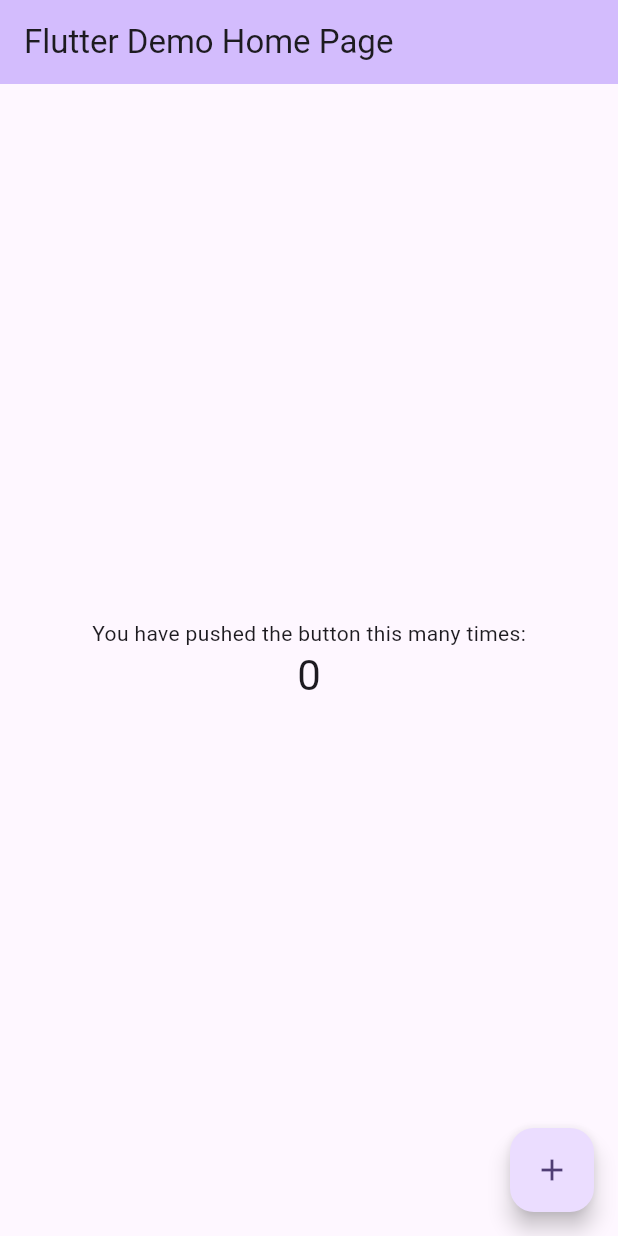
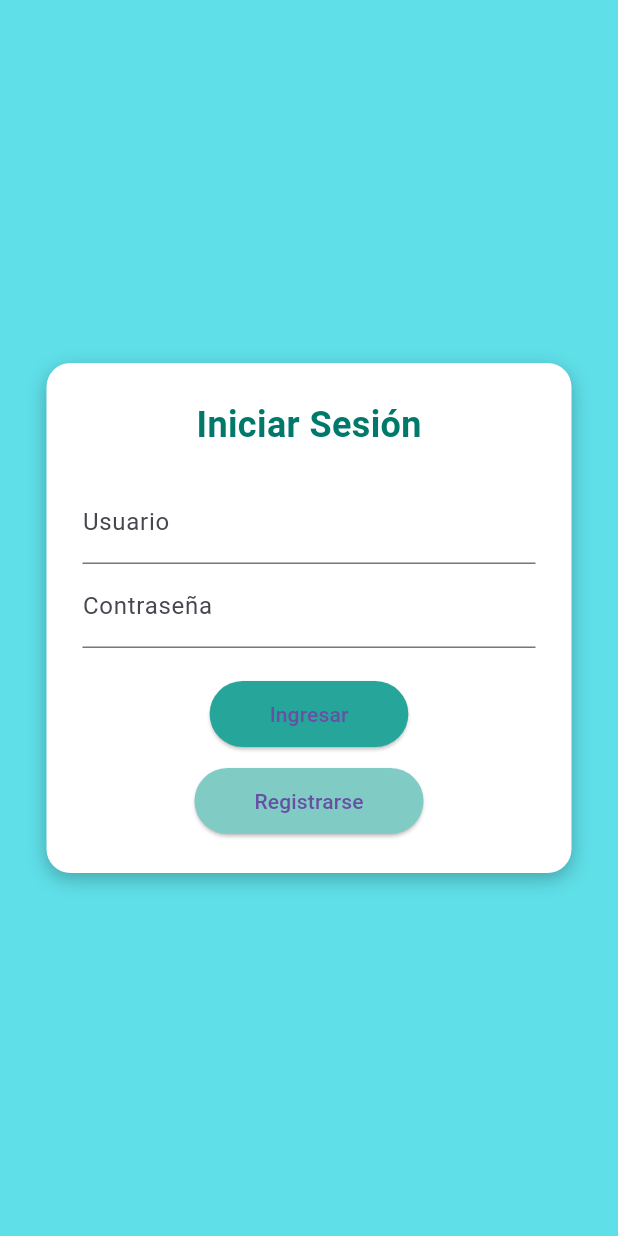
Before and after one commit to LucasNahuelJuarezIrigoyen1203/FLUTTERYECTO, a Flutter app: the screen it shows after launch, on a phone screen of 412 x 824 dp. Run offline on Flutter 3.47's test engine with Material 3 defaults, Android fonts, the phone set to English and light mode, and no system bars.

Commit message:
Se creo login y pantalla de registro falta

```diff
--- a/proyectoflutter_front/lib/main.dart
+++ b/proyectoflutter_front/lib/main.dart
@@ -1,122 +1,20 @@
 import 'package:flutter/material.dart';
+import 'screens/login_screen.dart';
 
 void main() {
-  runApp(const MyApp());
+  runApp(const LoginApp());
 }
 
-class MyApp extends StatelessWidget {
-  const MyApp({super.key});
+class LoginApp extends StatelessWidget {
+  const LoginApp({super.key});
 
-  // This widget is the root of your application.
   @override
   Widget build(BuildContext context) {
-    return MaterialApp(
-      title: 'Flutter Demo',
-      theme: ThemeData(
-        // This is the theme of your application.
-        //
-        // TRY THIS: Try running your application with "flutter run". You'll see
-        // the application has a purple toolbar. Then, without quitting the app,
-        // try changing the seedColor in the colorScheme below to Colors.green
-        // and then invoke "hot reload" (save your changes or press the "hot
-        // reload" button in a Flutter-supported IDE, or press "r" if you used
-        // the command line to start the app).
-        //
-        // Notice that the counter didn't reset back to zero; the application
-        // state is not lost during the reload. To reset the state, use hot
-        // restart instead.
-        //
-        // This works for code too, not just values: Most code changes can be
-        // tested with just a hot reload.
-        colorScheme: ColorScheme.fromSeed(seedColor: Colors.deepPurple),
-      ),
-      home: const MyHomePage(title: 'Flutter Demo Home Page'),
+    return const MaterialApp(
+      title: 'Mi App Flutter',
+      home:
+          LoginScreen(), // ← Asegurate que LoginScreen tenga constructor const
+      debugShowCheckedModeBanner: false,
     );
   }
 }
-
-class MyHomePage extends StatefulWidget {
-  const MyHomePage({super.key, required this.title});
-
-  // This widget is the home page of your application. It is stateful, meaning
-  // that it has a State object (defined below) that contains fields that affect
-  // how it looks.
-
-  // This class is the configuration for the state. It holds the values (in this
-  // case the title) provided by the parent (in this case the App widget) and
-  // used by the build method of the State. Fields in a Widget subclass are
-  // always marked "final".
-
-  final String title;
-
-  @override
-  State<MyHomePage> createState() => _MyHomePageState();
-}
-
-class _MyHomePageState extends State<MyHomePage> {
-  int _counter = 0;
-
-  void _incrementCounter() {
-    setState(() {
-      // This call to setState tells the Flutter framework that something has
-      // changed in this State, which causes it to rerun the build method below
-      // so that the display can reflect the updated values. If we changed
-      // _counter without calling setState(), then the build method would not be
-      // called again, and so nothing would appear to happen.
-      _counter++;
-    });
-  }
-
-  @override
-  Widget build(BuildContext context) {
-    // This method is rerun every time setState is called, for instance as done
-    // by the _incrementCounter method above.
-    //
-    // The Flutter framework has been optimized to make rerunning build methods
-    // fast, so that you can just rebuild anything that needs updating rather
-    // than having to individually change instances of widgets.
-    return Scaffold(
-      appBar: AppBar(
-        // TRY THIS: Try changing the color here to a specific color (to
-        // Colors.amber, perhaps?) and trigger a hot reload to see the AppBar
-        // change color while the other colors stay the same.
-        backgroundColor: Theme.of(context).colorScheme.inversePrimary,
-        // Here we take the value from the MyHomePage object that was created by
-        // the App.build method, and use it to set our appbar title.
-        title: Text(widget.title),
-      ),
-      body: Center(
-        // Center is a layout widget. It takes a single child and positions it
-        // in the middle of the parent.
-        child: Column(
-          // Column is also a layout widget. It takes a list of children and
-          // arranges them vertically. By default, it sizes itself to fit its
-          // children horizontally, and tries to be as tall as its parent.
-          //
-          // Column has various properties to control how it sizes itself and
-          // how it positions its children. Here we use mainAxisAlignment to
-          // center the children vertically; the main axis here is the vertical
-          // axis because Columns are vertical (the cross axis would be
-          // horizontal).
-          //
-          // TRY THIS: Invoke "debug painting" (choose the "Toggle Debug Paint"
-          // action in the IDE, or press "p" in the console), to see the
-          // wireframe for each widget.
-          mainAxisAlignment: MainAxisAlignment.center,
-          children: <Widget>[
-            const Text('You have pushed the button this many times:'),
-            Text(
-              '$_counter',
-              style: Theme.of(context).textTheme.headlineMedium,
-            ),
-          ],
-        ),
-      ),
-      floatingActionButton: FloatingActionButton(
-        onPressed: _incrementCounter,
-        tooltip: 'Increment',
-        child: const Icon(Icons.add),
-      ), // This trailing comma makes auto-formatting nicer for build methods.
-    );
-  }
-}
--- /dev/null
+++ b/proyectoflutter_front/lib/screens/login_screen.dart
@@ -0,0 +1,107 @@
+import 'package:flutter/material.dart';
+import 'registro_screen.dart';
+
+class LoginScreen extends StatefulWidget {
+  const LoginScreen({super.key}); // ← Constructor con Key
+
+  @override
+  State<LoginScreen> createState() => _LoginScreenState();
+}
+
+class _LoginScreenState extends State<LoginScreen> {
+  final _userController = TextEditingController();
+  final _passController = TextEditingController();
+
+  void _login() {
+    final user = _userController.text;
+    final pass = _passController.text;
+
+    if (user == 'admin' && pass == '1234') {
+      ScaffoldMessenger.of(
+        context,
+      ).showSnackBar(const SnackBar(content: Text('Login exitoso 🎉')));
+    } else {
+      ScaffoldMessenger.of(context).showSnackBar(
+        const SnackBar(content: Text('Usuario o contraseña incorrectos ❌')),
+      );
+    }
+  }
+
+  @override
+  Widget build(BuildContext context) {
+    return Scaffold(
+      backgroundColor: const Color(0xFF5FDFE8),
+      body: Center(
+        child: Container(
+          padding: const EdgeInsets.all(24),
+          width: 350,
+          decoration: BoxDecoration(
+            color: Colors.white,
+            borderRadius: BorderRadius.circular(16),
+            boxShadow: [
+              const BoxShadow(
+                color: Colors.black26,
+                blurRadius: 10,
+                offset: Offset(0, 4),
+              ),
+            ],
+          ),
+          child: Column(
+            mainAxisSize: MainAxisSize.min,
+            children: [
+              Text(
+                'Iniciar Sesión',
+                style: TextStyle(
+                  fontSize: 24,
+                  fontWeight: FontWeight.bold,
+                  color: Colors.teal[700],
+                ),
+              ),
+              const SizedBox(height: 20),
+              TextField(
+                controller: _userController,
+                decoration: const InputDecoration(labelText: 'Usuario'),
+              ),
+              TextField(
+                controller: _passController,
+                decoration: const InputDecoration(labelText: 'Contraseña'),
+                obscureText: true,
+              ),
+              const SizedBox(height: 20),
+              ElevatedButton(
+                onPressed: _login,
+                style: ElevatedButton.styleFrom(
+                  backgroundColor: Colors.teal[400],
+                  padding: const EdgeInsets.symmetric(
+                    horizontal: 40,
+                    vertical: 12,
+                  ),
+                ),
+                child: const Text('Ingresar'),
+              ),
+              const SizedBox(height: 10),
+              ElevatedButton(
+                onPressed: () {
+                  Navigator.push(
+                    context,
+                    MaterialPageRoute(
+                      builder: (context) => const RegistroScreen(),
+                    ),
+                  );
+                },
+                style: ElevatedButton.styleFrom(
+                  backgroundColor: Colors.teal[200],
+                  padding: const EdgeInsets.symmetric(
+                    horizontal: 40,
+                    vertical: 12,
+                  ),
+                ),
+                child: const Text('Registrarse'),
+              ),
+            ],
+          ),
+        ),
+      ),
+    );
+  }
+}
```
Also changed, not shown: proyectoflutter_front/lib/screens/registro_screen.dart (added, +18 -0 lines), proyectoflutter_front/pubspec.lock, 1 other file.
